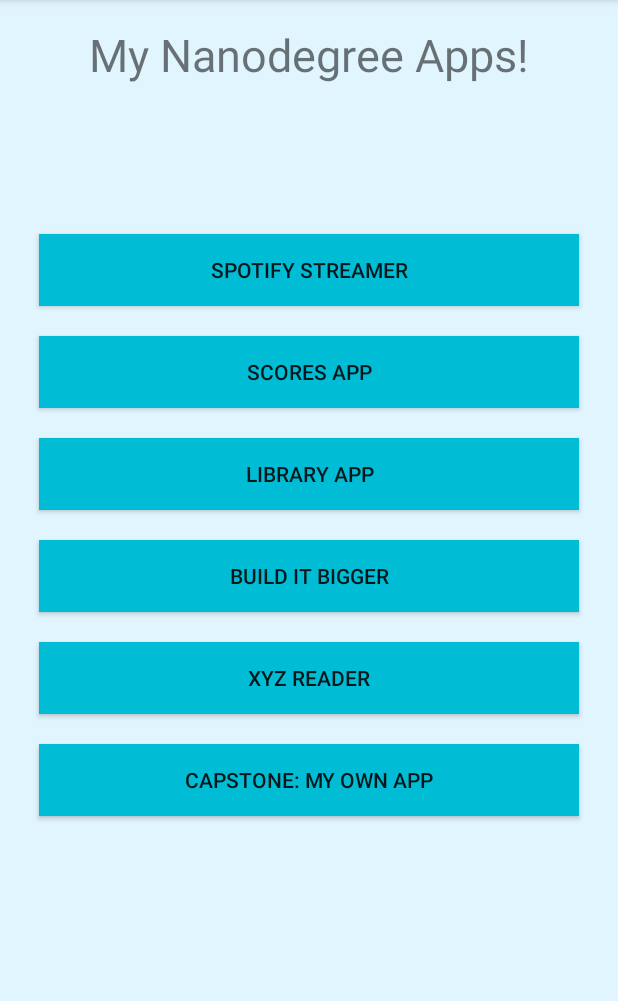
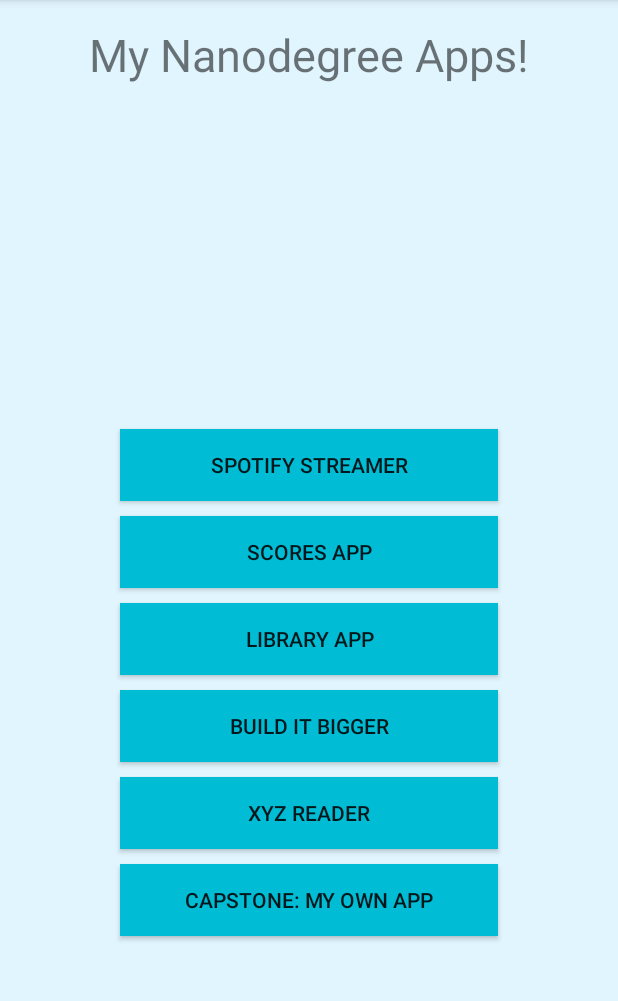
Before and after one commit to pavan-udacity/MyAppPortfolio, an Android app: the screen it shows after launch (MainActivity), on a phone screen of 412 x 824 dp, the part 84-1085 px from its top. Run offline under Robolectric (Android 15) with nearby library versions, the phone set to English and light mode, and no system bars.

Commit message:
Made Pretty
Modified Button Layout to look nice and consistent
Layout Margin Left and Right to 64 dp and bottom to 10p

```diff
--- a/app/src/main/res/layout/content_main.xml
+++ b/app/src/main/res/layout/content_main.xml
@@ -9,6 +9,8 @@
     app:layout_behavior="@string/appbar_scrolling_view_behavior"
     tools:showIn="@layout/activity_main" tools:context=".MainActivity"
     android:background="#E1F5FE">
+
+
 
     <RelativeLayout
         android:layout_width="match_parent"
@@ -27,70 +29,72 @@
             android:layout_height="wrap_content"
             android:text="@string/first_app"
             android:id="@+id/first_app"
+            android:background="#00BCD4"
+            android:layout_marginLeft="64dp"
+            android:layout_marginRight="64dp"
             android:layout_above="@+id/second_app"
             android:layout_centerHorizontal="true"
-            android:background="#00BCD4"
-            android:layout_margin="10dp"
-            />
+            android:layout_marginBottom="10dp" />
 
         <Button
             android:layout_width="match_parent"
             android:layout_height="wrap_content"
             android:text="@string/second_app"
             android:id="@+id/second_app"
+            android:background="#00BCD4"
+            android:layout_marginLeft="64dp"
+            android:layout_marginRight="64dp"
             android:layout_above="@+id/third_app"
-            android:background="#00BCD4"
-            android:layout_marginLeft="10dp"
-            android:layout_marginRight="10dp"
-            android:layout_marginTop="10dp"
-            android:layout_marginBottom="10dp"
-            android:layout_alignParentStart="true" />
+            android:layout_centerHorizontal="true"
+            android:layout_marginBottom="10dp" />
 
         <Button
             android:layout_width="match_parent"
             android:layout_height="wrap_content"
             android:text="@string/third_app"
             android:id="@+id/third_app"
+            android:background="#00BCD4"
+            android:layout_marginLeft="64dp"
+            android:layout_marginRight="64dp"
+
             android:layout_above="@+id/fourth_app"
-            android:background="#00BCD4"
-            android:layout_marginLeft="10dp"
-            android:layout_marginRight="10dp"
-            android:layout_marginTop="10dp"
-            android:layout_marginBottom="10dp"
-            android:layout_alignParentStart="true" />
+            android:layout_centerHorizontal="true"
+            android:layout_marginBottom="10dp" />
 
         <Button
             android:layout_width="match_parent"
             android:layout_height="wrap_content"
             android:text="@string/fourth_app"
             android:id="@+id/fourth_app"
-            android:layout_centerVertical="true"
+            android:background="#00BCD4"
+            android:layout_marginLeft="64dp"
+            android:layout_marginRight="64dp"
+            android:layout_above="@+id/fifth_app"
             android:layout_centerHorizontal="true"
-            android:background="#00BCD4"
-            android:layout_margin="10dp"
-            />
+            android:layout_marginBottom="10dp" />
 
         <Button
             android:layout_width="match_parent"
             android:layout_height="wrap_content"
             android:text="@string/fifth_app"
             android:id="@+id/fifth_app"
-            android:layout_below="@+id/fourth_app"
+            android:background="#00BCD4"
+            android:layout_marginLeft="64dp"
+            android:layout_marginRight="64dp"
+            android:layout_above="@+id/own_app"
             android:layout_centerHorizontal="true"
-            android:background="#00BCD4"
-            android:layout_margin="10dp"
-
-            />
+            android:layout_marginBottom="10dp" />
 
         <Button
             android:layout_width="match_parent"
             android:layout_height="wrap_content"
             android:text="@string/own_app"
             android:id="@+id/own_app"
-            android:layout_below="@+id/fifth_app"
-            android:layout_centerHorizontal="true"
             android:background="#00BCD4"
-            android:layout_margin="10dp"
-            />
+            android:layout_marginLeft="64dp"
+            android:layout_marginRight="64dp"
+            android:layout_marginBottom="128dp"
+            android:layout_alignParentBottom="true"
+            android:layout_centerHorizontal="true" />
     </RelativeLayout>
 </LinearLayout>
```
